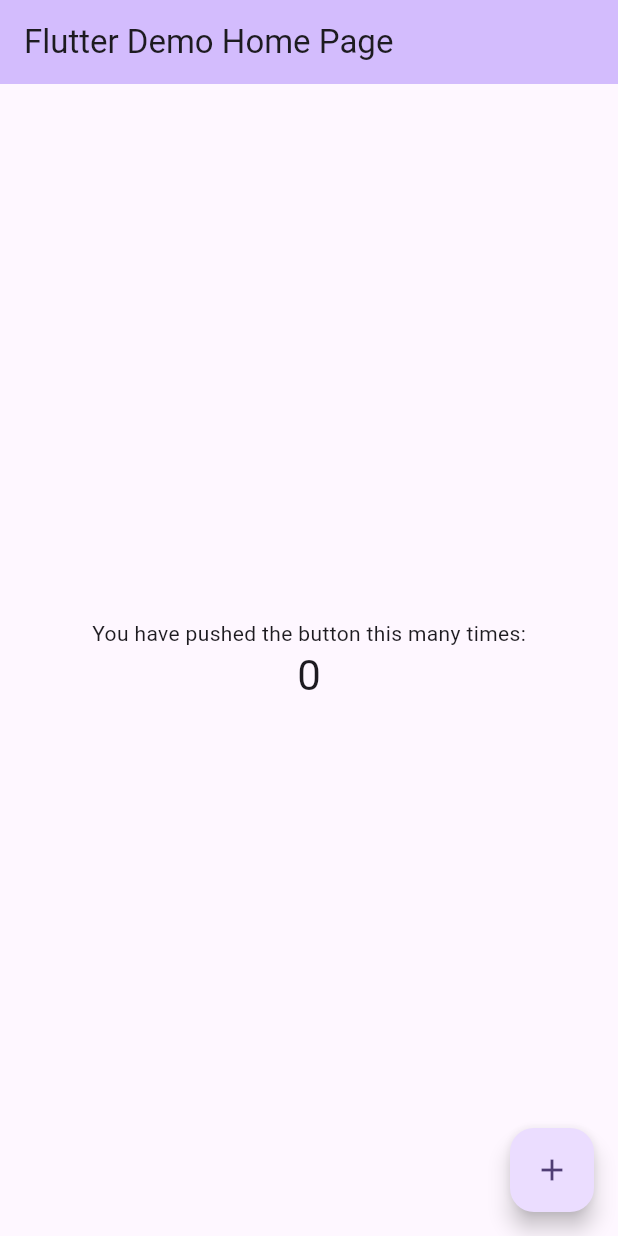
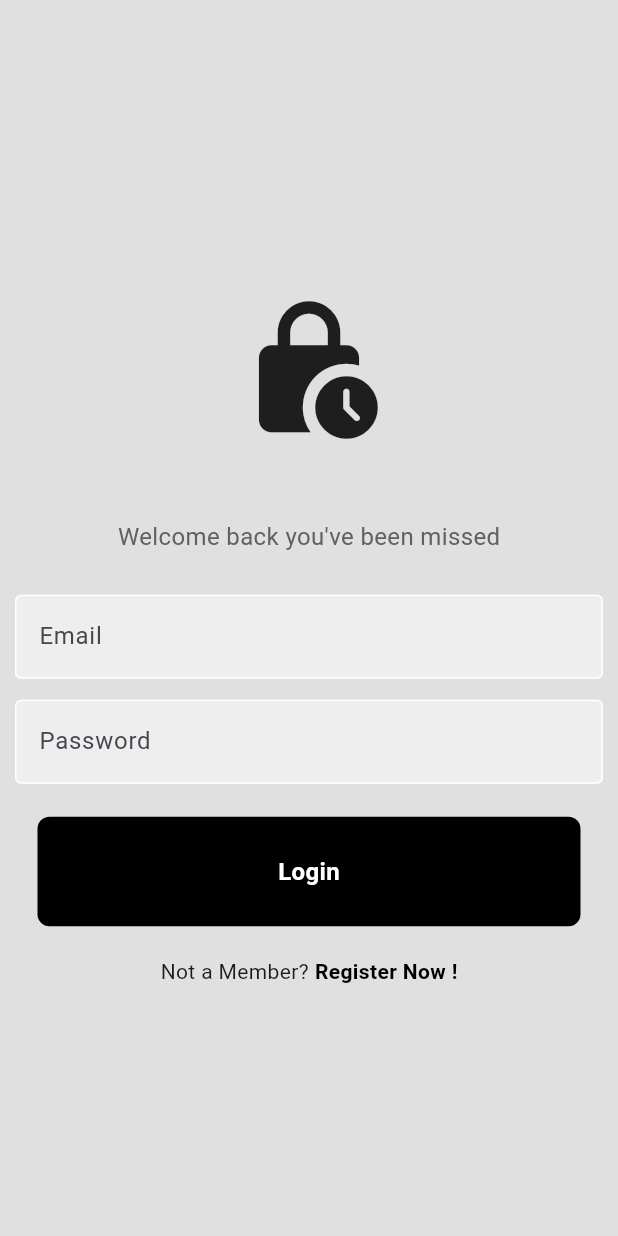
Before and after one commit to madushanmac/Learn_pro, a Flutter app: the screen it shows after launch, on a phone screen of 412 x 824 dp. Run offline on Flutter 3.47's test engine with Material 3 defaults, Android fonts, the phone set to English and light mode, and no system bars.

```diff
--- a/lib/main.dart
+++ b/lib/main.dart
@@ -1,4 +1,11 @@
 import 'package:flutter/material.dart';
+import 'package:leran_pro/pages/course_enrolment_page.dart';
+import 'package:leran_pro/pages/course_management_screen.dart';
+import 'package:leran_pro/pages/login_screen.dart';
+import 'package:leran_pro/pages/register_screen.dart';
+import 'package:leran_pro/providers/auth_provider.dart';
+import 'package:leran_pro/providers/course_provider.dart';
+import 'package:provider/provider.dart';
 
 void main() {
   runApp(const MyApp());
@@ -10,116 +17,23 @@ class MyApp extends StatelessWidget {
   // This widget is the root of your application.
   @override
   Widget build(BuildContext context) {
-    return MaterialApp(
-      title: 'Flutter Demo',
-      theme: ThemeData(
-        // This is the theme of your application.
-        //
-        // TRY THIS: Try running your application with "flutter run". You'll see
-        // the application has a purple toolbar. Then, without quitting the app,
-        // try changing the seedColor in the colorScheme below to Colors.green
-        // and then invoke "hot reload" (save your changes or press the "hot
-        // reload" button in a Flutter-supported IDE, or press "r" if you used
-        // the command line to start the app).
-        //
-        // Notice that the counter didn't reset back to zero; the application
-        // state is not lost during the reload. To reset the state, use hot
-        // restart instead.
-        //
-        // This works for code too, not just values: Most code changes can be
-        // tested with just a hot reload.
-        colorScheme: ColorScheme.fromSeed(seedColor: Colors.deepPurple),
-        useMaterial3: true,
-      ),
-      home: const MyHomePage(title: 'Flutter Demo Home Page'),
+    return MultiProvider(
+        providers: [
+          ChangeNotifierProvider(create: (_) => AuthProvider()),
+          ChangeNotifierProxyProvider<AuthProvider, CourseProvider>(
+            create: (_) => CourseProvider(authProvider: AuthProvider()),
+            update: (_, authProvider, courseProvider) => CourseProvider(authProvider: authProvider),
+          ),
+        ],
+        child: MaterialApp(title: 'Learn Pro', home: LoginScreen(),
+          routes: {
+            '/login':(context)=>LoginScreen(),
+            '/register':(context)=> RegisterScreen(),
+            '/instructor_dashboard': (context) => CourseManagementScreen(),
+            '/student_dashboard': (context) => CourseEnrollmentScreen(),
+          },
+        )
+
     );
   }
 }
-
-class MyHomePage extends StatefulWidget {
-  const MyHomePage({super.key, required this.title});
-
-  // This widget is the home page of your application. It is stateful, meaning
-  // that it has a State object (defined below) that contains fields that affect
-  // how it looks.
-
-  // This class is the configuration for the state. It holds the values (in this
-  // case the title) provided by the parent (in this case the App widget) and
-  // used by the build method of the State. Fields in a Widget subclass are
-  // always marked "final".
-
-  final String title;
-
-  @override
-  State<MyHomePage> createState() => _MyHomePageState();
-}
-
-class _MyHomePageState extends State<MyHomePage> {
-  int _counter = 0;
-
-  void _incrementCounter() {
-    setState(() {
-      // This call to setState tells the Flutter framework that something has
-      // changed in this State, which causes it to rerun the build method below
-      // so that the display can reflect the updated values. If we changed
-      // _counter without calling setState(), then the build method would not be
-      // called again, and so nothing would appear to happen.
-      _counter++;
-    });
-  }
-
-  @override
-  Widget build(BuildContext context) {
-    // This method is rerun every time setState is called, for instance as done
-    // by the _incrementCounter method above.
-    //
-    // The Flutter framework has been optimized to make rerunning build methods
-    // fast, so that you can just rebuild anything that needs updating rather
-    // than having to individually change instances of widgets.
-    return Scaffold(
-      appBar: AppBar(
-        // TRY THIS: Try changing the color here to a specific color (to
-        // Colors.amber, perhaps?) and trigger a hot reload to see the AppBar
-        // change color while the other colors stay the same.
-        backgroundColor: Theme.of(context).colorScheme.inversePrimary,
-        // Here we take the value from the MyHomePage object that was created by
-        // the App.build method, and use it to set our appbar title.
-        title: Text(widget.title),
-      ),
-      body: Center(
-        // Center is a layout widget. It takes a single child and positions it
-        // in the middle of the parent.
-        child: Column(
-          // Column is also a layout widget. It takes a list of children and
-          // arranges them vertically. By default, it sizes itself to fit its
-          // children horizontally, and tries to be as tall as its parent.
-          //
-          // Column has various properties to control how it sizes itself and
-          // how it positions its children. Here we use mainAxisAlignment to
-          // center the children vertically; the main axis here is the vertical
-          // axis because Columns are vertical (the cross axis would be
-          // horizontal).
-          //
-          // TRY THIS: Invoke "debug painting" (choose the "Toggle Debug Paint"
-          // action in the IDE, or press "p" in the console), to see the
-          // wireframe for each widget.
-          mainAxisAlignment: MainAxisAlignment.center,
-          children: <Widget>[
-            const Text(
-              'You have pushed the button this many times:',
-            ),
-            Text(
-              '$_counter',
-              style: Theme.of(context).textTheme.headlineMedium,
-            ),
-          ],
-        ),
-      ),
-      floatingActionButton: FloatingActionButton(
-        onPressed: _incrementCounter,
-        tooltip: 'Increment',
-        child: const Icon(Icons.add),
-      ), // This trailing comma makes auto-formatting nicer for build methods.
-    );
-  }
-}
--- /dev/null
+++ b/lib/models/course.dart
@@ -0,0 +1,12 @@
+class CourseModel{
+  final int id;
+  final String title;
+  final String description;
+  final String instructor;
+
+  CourseModel({required this.id,required this.title,required this.description,required this.instructor});
+
+  factory CourseModel.fromJson(Map<String,dynamic>json){
+    return CourseModel(id: json['id'], title: json['title'], description: json['description'], instructor: json['instructor']);
+  }
+}
--- /dev/null
+++ b/lib/pages/login_screen.dart
@@ -0,0 +1,115 @@
+import 'package:flutter/material.dart';
+import 'package:leran_pro/styles/_colors.dart';
+import 'package:leran_pro/widgets/inputTextFeid.dart';
+import 'package:leran_pro/widgets/primary_button.dart';
+import 'package:provider/provider.dart';
+import '../../providers/auth_provider.dart';
+import 'course_enrolment_page.dart';
+
+class LoginScreen extends StatefulWidget {
+  @override
+  _LoginScreenState createState() => _LoginScreenState();
+}
+
+class _LoginScreenState extends State<LoginScreen> {
+  final _emailController = TextEditingController();
+  final _passwordController = TextEditingController();
+  bool _isLoading = false;
+
+  @override
+  Widget build(BuildContext context) {
+    final authProvider = Provider.of<AuthProvider>(context, listen: false);
+
+    void login() async {
+      setState(() {
+        _isLoading = true;
+      });
+
+      final success = await authProvider.login(
+        _emailController.text,
+        _passwordController.text,
+      );
+
+      setState(() {
+        _isLoading = false;
+      });
+
+      if (success) {
+        Navigator.of(context).pushReplacement(MaterialPageRoute(
+          builder: (context) => const CourseEnrollmentScreen(),
+        ));
+      } else {
+        ScaffoldMessenger.of(context).showSnackBar(
+          const SnackBar(content: Text('Login failed. Please try again.')),
+        );
+      }
+    }
+
+    return Scaffold(
+      backgroundColor: AppColors.primaryColor,
+      resizeToAvoidBottomInset: false,
+      body: Column(
+        mainAxisAlignment: MainAxisAlignment.center,
+        crossAxisAlignment: CrossAxisAlignment.center,
+        children: [
+          const SizedBox(
+            height: 50,
+          ),
+          const Icon(
+            Icons.lock_clock_rounded,
+            size: 100,
+          ),
+
+          //welcome
+          const SizedBox(
+            height: 50,
+          ),
+          Text(
+            'Welcome back you\'ve been missed',
+            style: TextStyle(color: Colors.grey[700], fontSize: 16),
+          ),
+          const SizedBox(
+            height: 25,
+          ),
+          Inputtextfeid(
+            controller: _emailController,
+            hintText: 'Email',
+            obsecure: false,
+          ),
+          const SizedBox(
+            height: 10,
+          ),
+          Inputtextfeid(
+            controller: _passwordController,
+            obsecure: true,
+            hintText: "Password",
+          ),
+          const SizedBox(height: 20),
+          if (_isLoading)
+            const CircularProgressIndicator(color: Colors.black,)
+          else
+            PrimaryButton(
+              text: 'Login',
+              onTap: () {
+                login();
+              },
+            ),
+          const SizedBox(height: 20,),
+          Row(
+            mainAxisAlignment: MainAxisAlignment.center,
+            children: [
+              const Text('Not a Member?'),
+              const SizedBox(width: 4,),
+              InkWell(
+                onTap: (){
+                  Navigator.pushNamed(context, '/register');
+                },
+                  child: const Text('Register Now !',style: TextStyle(color: Colors.black,fontWeight: FontWeight.bold),)),
+            ],
+          ),
+          const SizedBox(height: 20,),
+        ],
+      ),
+    );
+  }
+}
--- /dev/null
+++ b/lib/providers/auth_provider.dart
@@ -0,0 +1,35 @@
+import 'package:flutter/material.dart';
+import 'package:leran_pro/services/auth_service.dart';
+
+class AuthProvider with ChangeNotifier{
+  final AuthService _authService = AuthService();
+
+  String? _token;
+  String? get token => _token;
+
+
+  Future<bool> registerUser(String name, String email, String password, String role) async {
+    final success = await _authService.registerUser(name, email, password, role);
+    return success;
+  }
+
+
+
+  Future<bool> login(String email, String password) async {
+    final token = await _authService.login(email, password);
+    if (token != null) {
+      _token = token;
+      notifyListeners();
+      return true;
+    }
+    return false;
+  }
+
+  Future<void> logout() async {
+    if (_token != null) {
+      await _authService.logout(_token!);
+      _token = null;
+      notifyListeners();
+    }
+  }
+}
--- /dev/null
+++ b/lib/services/auth_service.dart
@@ -0,0 +1,43 @@
+
+import 'dart:convert';
+
+import 'package:http/http.dart' as http;
+class AuthService{
+
+  final String BASE_URL="https://festive-clarke.93-51-37-244.plesk.page/api/v1";
+
+   // register user
+  Future<bool> registerUser(String name,String email,String password ,String role)async{
+        final response = await http.post(Uri.parse('$BASE_URL/register'),
+        body: {
+          'name':name,
+          'email':email,
+          'password':password,
+          'role':role,
+        });
+        print(response.body);
+        return response.statusCode == 200;
+
+  }
+//login user
+  Future<String?> login(String email,String password)async{
+    final response = await http.post(Uri.parse('$BASE_URL/login'),
+    body: {
+      'email':email,
+      'password':password
+    },
+    );
+    if(response.statusCode == 200){
+      final responseBody = jsonDecode(response.body);
+      return responseBody['token'];
+    }
+    return null;
+  }
+  // logout user
+  Future<bool> logout(String token)async{
+    final response = await http.post(Uri.parse('$BASE_URL/logout'),
+    headers: {'Authorization':'Bearer $token'});
+    return response.statusCode == 200;
+  }
+
+}
--- /dev/null
+++ b/lib/styles/_colors.dart
@@ -0,0 +1,5 @@
+import 'package:flutter/material.dart';
+
+class AppColors {
+   static var primaryColor = Colors.grey[300];
+}
--- /dev/null
+++ b/lib/widgets/inputTextFeid.dart
@@ -0,0 +1,32 @@
+import 'package:flutter/material.dart';
+
+class Inputtextfeid extends StatelessWidget {
+
+  final String hintText;
+  TextEditingController controller;
+  bool obsecure;
+   Inputtextfeid({super.key, required this.hintText , required this.controller,required this.obsecure});
+
+  @override
+  Widget build(BuildContext context) {
+    return  Padding(
+      padding: const EdgeInsets.symmetric(horizontal: 10.0,vertical: 2),
+      child: TextField(
+        controller: controller,
+        obscureText: obsecure,
+        decoration: InputDecoration(
+
+          enabledBorder: const OutlineInputBorder(
+              borderSide: BorderSide(color: Colors.white)
+          ),
+          focusedBorder: OutlineInputBorder(
+              borderSide: BorderSide(color: Colors.grey.shade400)
+          ),
+          fillColor: Colors.grey.shade200,
+          filled: true,
+          hintText: hintText,
+        ),
+      ),
+    );
+  }
+}
--- /dev/null
+++ b/lib/widgets/primary_button.dart
@@ -0,0 +1,24 @@
+import 'package:flutter/material.dart';
+
+class PrimaryButton extends StatelessWidget {
+  final Function()? onTap;
+  final String text;
+
+  const PrimaryButton({super.key, this.onTap, required this.text});
+
+  @override
+  Widget build(BuildContext context) {
+    return GestureDetector(
+      onTap: onTap,
+      child: Container(
+        padding: const EdgeInsets.all(25),
+        margin: const EdgeInsets.symmetric(horizontal: 25.0),
+        decoration: BoxDecoration(
+          color: Colors.black,
+          borderRadius: BorderRadius.circular(8),
+        ),child:  Center(child: Text(text,style: TextStyle(fontSize: 16,fontWeight: FontWeight.bold,color: Colors.white),))
+        ,
+      ),
+    );
+  }
+}
--- a/pubspec.yaml
+++ b/pubspec.yaml
@@ -35,6 +35,8 @@ dependencies:
   # The following adds the Cupertino Icons font to your application.
   # Use with the CupertinoIcons class for iOS style icons.
   cupertino_icons: ^1.0.8
+  provider: ^6.1.2
+  http: ^1.2.2
 
 dev_dependencies:
   flutter_test:
```
Also changed, not shown: lib/pages/course_enrolment_page.dart (added, +81 -0 lines), lib/pages/course_management_screen.dart (added, +37 -0 lines), lib/pages/register_screen.dart (added, +159 -0 lines), lib/providers/course_provider.dart (added, +67 -0 lines), pubspec.lock.
